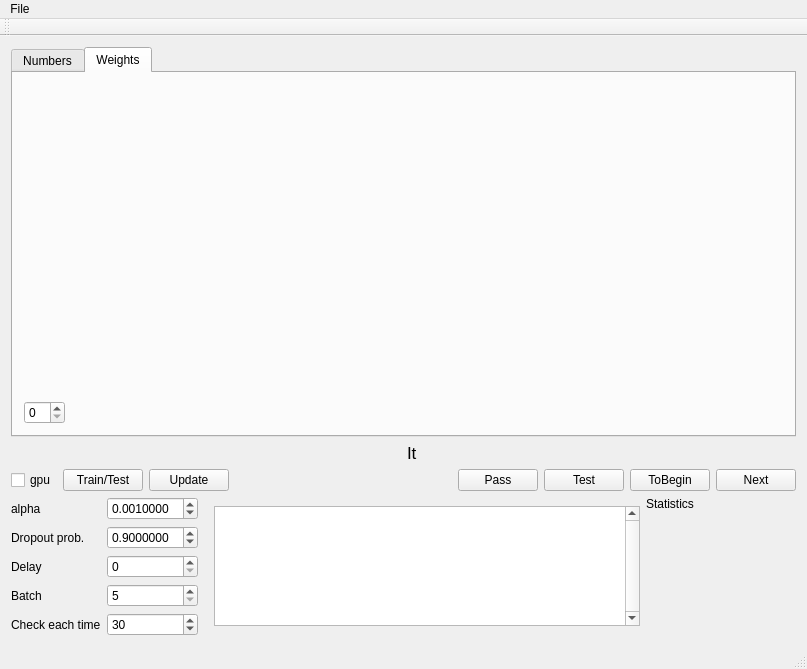
First picture: the form in mainwindow.ui, repository artthirt/cifarsmpl, before the edit.
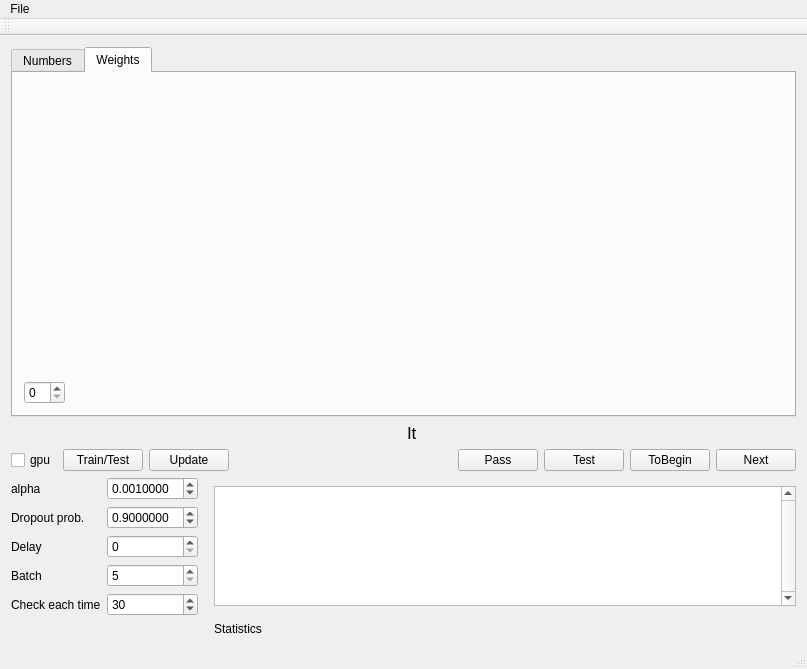
Second picture: the form after the edit. Custom widgets are drawn as their Qt base class.

```diff
--- a/mainwindow.ui
+++ b/mainwindow.ui
@@ -316,7 +316,7 @@
         </item>
        </layout>
       </item>
-      <item row="0" column="2">
+      <item row="1" column="1">
        <widget class="QLabel" name="lb_stat">
         <property name="minimumSize">
          <size>
```
